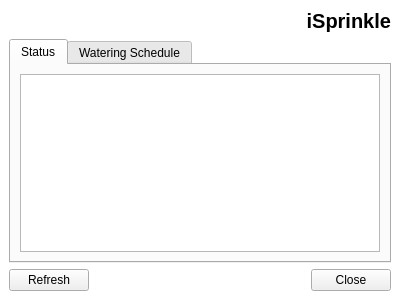
Before: the Qt Designer form isprinkle-pyqt-gui/ui/mainwidget.ui in djsmith42/isprinkle, drawn with Qt 5.
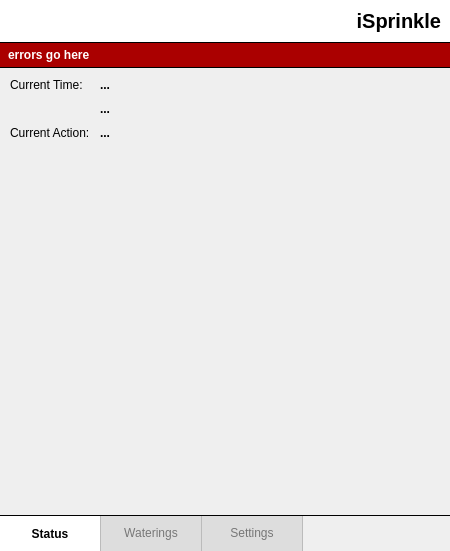
After: the same form once the commit is applied. The open tabs and pages were chosen to show the change. Icons and pictures are not drawn.

```diff
--- a/isprinkle-pyqt-gui/ui/mainwidget.ui
+++ b/isprinkle-pyqt-gui/ui/mainwidget.ui
@@ -6,8 +6,8 @@
    <rect>
     <x>0</x>
     <y>0</y>
-    <width>400</width>
-    <height>300</height>
+    <width>450</width>
+    <height>551</height>
    </rect>
   </property>
   <property name="windowTitle">
@@ -18,20 +18,19 @@
     <normaloff>:/waterdrop.png</normaloff>:/waterdrop.png</iconset>
   </property>
   <property name="styleSheet">
-   <string notr="true">#mainFrame {
-background: url(:/waterdrop.png);
-background-position: top left;
-background-repeat: none;
-margin-top: -180px;
-padding-top: 180px;
-margin-left: -80px;
-padding-left: 80px;
+   <string notr="true">#connectingFrame {
+background: white;
 border: none;
-background-color: white;
 }
 
-#textEdit {
-background: rgba(255,255,255,220);
+#stackedWidget {
+border: none;
+}
+
+#titleFrame {
+background: white;
+border: 0;
+border-bottom: 1px solid black;
 }
 
 #titleLabel {
@@ -39,8 +38,51 @@
 font-weight: bold;
 }
 
-#textEdit {
-border: 1px solid rgba(0,0,0,32);
+#loadingLabel {
+color: #57f;
+font-weight: bold;
+font-size: 20px;
+}
+
+#tabWidget {
+border: none;
+}
+
+#tabWidget::pane {
+border: none;
+border-bottom: 1px solid black;
+}
+
+#tabWidget QTabBar::tab {
+min-width: 100px;
+min-height: 35px;
+}
+
+#tabWidget QTabBar::tab:selected {
+background: white;
+font-weight: bold;
+color: black;
+border: none;
+border-right: 1px solid #bbb;
+}
+
+#tabWidget QTabBar::tab:!selected {
+background: #ddd;
+color: #777;
+border-right: 1px solid #bbb;
+}
+
+#dateLabel, #timeLabel, #actionLabel {
+font-weight: bold;
+}
+
+#errorLabel {
+border: none;
+border-bottom: 1px solid black;
+background: #a00;
+color: white;
+font-weight: bold;
+padding: 5px;
 }</string>
   </property>
   <layout class="QVBoxLayout" name="verticalLayout">
@@ -51,14 +93,14 @@
     <number>0</number>
    </property>
    <item>
-    <widget class="QFrame" name="mainFrame">
+    <widget class="QFrame" name="titleFrame">
      <property name="frameShape">
       <enum>QFrame::StyledPanel</enum>
      </property>
      <property name="frameShadow">
       <enum>QFrame::Raised</enum>
      </property>
-     <layout class="QVBoxLayout" name="verticalLayout_2">
+     <layout class="QHBoxLayout" name="horizontalLayout_2">
       <item>
        <widget class="QLabel" name="titleLabel">
         <property name="text">
@@ -69,72 +111,213 @@
         </property>
        </widget>
       </item>
-      <item>
-       <widget class="QTabWidget" name="tabWidget">
-        <property name="currentIndex">
-         <number>1</number>
-        </property>
-        <widget class="QWidget" name="statusTab">
-         <attribute name="title">
-          <string>Status</string>
-         </attribute>
-         <layout class="QVBoxLayout" name="verticalLayout_3">
-          <item>
-           <widget class="QTextEdit" name="statusTextEdit"/>
-          </item>
-         </layout>
-        </widget>
-        <widget class="QWidget" name="wateringTab">
-         <attribute name="title">
-          <string>Watering Schedule</string>
-         </attribute>
-         <layout class="QVBoxLayout" name="verticalLayout_4">
-          <item>
-           <widget class="QTextEdit" name="wateringTextEdit"/>
-          </item>
-         </layout>
-        </widget>
-       </widget>
-      </item>
-      <item>
-       <widget class="QFrame" name="buttonFrame">
-        <layout class="QHBoxLayout" name="horizontalLayout">
-         <property name="margin">
-          <number>0</number>
-         </property>
-         <item>
-          <widget class="QPushButton" name="refreshButton">
-           <property name="text">
-            <string>Refresh</string>
-           </property>
-          </widget>
-         </item>
-         <item>
-          <spacer name="horizontalSpacer">
-           <property name="orientation">
-            <enum>Qt::Horizontal</enum>
-           </property>
-           <property name="sizeHint" stdset="0">
-            <size>
-             <width>187</width>
-             <height>20</height>
-            </size>
-           </property>
-          </spacer>
-         </item>
-         <item>
-          <widget class="QPushButton" name="closeButton">
-           <property name="text">
-            <string>Close</string>
-           </property>
-          </widget>
-         </item>
-        </layout>
-       </widget>
-      </item>
      </layout>
     </widget>
    </item>
+   <item>
+    <widget class="QLabel" name="errorLabel">
+     <property name="text">
+      <string>errors go here</string>
+     </property>
+    </widget>
+   </item>
+   <item>
+    <widget class="QStackedWidget" name="stackedWidget">
+     <property name="frameShape">
+      <enum>QFrame::StyledPanel</enum>
+     </property>
+     <property name="frameShadow">
+      <enum>QFrame::Raised</enum>
+     </property>
+     <property name="currentIndex">
+      <number>1</number>
+     </property>
+     <widget class="QWidget" name="connectingPage" native="true">
+      <layout class="QVBoxLayout" name="verticalLayout_2">
+       <property name="spacing">
+        <number>0</number>
+       </property>
+       <property name="margin">
+        <number>0</number>
+       </property>
+       <item>
+        <widget class="QFrame" name="connectingFrame">
+         <property name="frameShape">
+          <enum>QFrame::StyledPanel</enum>
+         </property>
+         <property name="frameShadow">
+          <enum>QFrame::Raised</enum>
+         </property>
+         <layout class="QVBoxLayout" name="verticalLayout_4">
+          <property name="spacing">
+           <number>10</number>
+          </property>
+          <property name="margin">
+           <number>0</number>
+          </property>
+          <item>
+           <spacer name="verticalSpacer">
+            <property name="orientation">
+             <enum>Qt::Vertical</enum>
+            </property>
+            <property name="sizeType">
+             <enum>QSizePolicy::Fixed</enum>
+            </property>
+            <property name="sizeHint" stdset="0">
+             <size>
+              <width>20</width>
+              <height>25</height>
+             </size>
+            </property>
+           </spacer>
+          </item>
+          <item>
+           <widget class="QLabel" name="loadingLabel">
+            <property name="sizePolicy">
+             <sizepolicy hsizetype="Preferred" vsizetype="Fixed">
+              <horstretch>0</horstretch>
+              <verstretch>0</verstretch>
+             </sizepolicy>
+            </property>
+            <property name="text">
+             <string>Loading...</string>
+            </property>
+            <property name="alignment">
+             <set>Qt::AlignCenter</set>
+            </property>
+            <property name="wordWrap">
+             <bool>true</bool>
+            </property>
+           </widget>
+          </item>
+          <item>
+           <widget class="QLabel" name="label">
+            <property name="text">
+             <string/>
+            </property>
+            <property name="pixmap">
+             <pixmap resource="../images/images.qrc">:/waterdrop.png</pixmap>
+            </property>
+            <property name="alignment">
+             <set>Qt::AlignHCenter|Qt::AlignTop</set>
+            </property>
+           </widget>
+          </item>
+         </layout>
+        </widget>
+       </item>
+      </layout>
+     </widget>
+     <widget class="QWidget" name="mainPage">
+      <layout class="QVBoxLayout" name="verticalLayout_3">
+       <property name="spacing">
+        <number>0</number>
+       </property>
+       <property name="margin">
+        <number>0</number>
+       </property>
+       <item>
+        <widget class="QFrame" name="mainFrame">
+         <layout class="QVBoxLayout" name="verticalLayout_5">
+          <property name="spacing">
+           <number>0</number>
+          </property>
+          <property name="margin">
+           <number>0</number>
+          </property>
+          <item>
+           <widget class="QTabWidget" name="tabWidget">
+            <property name="tabPosition">
+             <enum>QTabWidget::South</enum>
+            </property>
+            <property name="tabShape">
+             <enum>QTabWidget::Rounded</enum>
+            </property>
+            <property name="currentIndex">
+             <number>0</number>
+            </property>
+            <property name="documentMode">
+             <bool>false</bool>
+            </property>
+            <property name="tabsClosable">
+             <bool>false</bool>
+            </property>
+            <property name="movable">
+             <bool>false</bool>
+            </property>
+            <widget class="QWidget" name="statusTab">
+             <attribute name="title">
+              <string>Status</string>
+             </attribute>
+             <layout class="QFormLayout" name="formLayout">
+              <property name="fieldGrowthPolicy">
+               <enum>QFormLayout::ExpandingFieldsGrow</enum>
+              </property>
+              <property name="horizontalSpacing">
+               <number>10</number>
+              </property>
+              <property name="verticalSpacing">
+               <number>10</number>
+              </property>
+              <property name="margin">
+               <number>10</number>
+              </property>
+              <item row="1" column="0">
+               <widget class="QLabel" name="label_2">
+                <property name="text">
+                 <string>Current Time:</string>
+                </property>
+               </widget>
+              </item>
+              <item row="1" column="1">
+               <widget class="QLabel" name="dateLabel">
+                <property name="text">
+                 <string>...</string>
+                </property>
+               </widget>
+              </item>
+              <item row="3" column="0">
+               <widget class="QLabel" name="label_3">
+                <property name="text">
+                 <string>Current Action:</string>
+                </property>
+               </widget>
+              </item>
+              <item row="3" column="1">
+               <widget class="QLabel" name="actionLabel">
+                <property name="text">
+                 <string>...</string>
+                </property>
+               </widget>
+              </item>
+              <item row="2" column="1">
+               <widget class="QLabel" name="timeLabel">
+                <property name="text">
+                 <string>...</string>
+                </property>
+               </widget>
+              </item>
+             </layout>
+            </widget>
+            <widget class="QWidget" name="setupTab">
+             <attribute name="title">
+              <string>Waterings</string>
+             </attribute>
+            </widget>
+            <widget class="QWidget" name="settingsTab">
+             <attribute name="title">
+              <string>Settings</string>
+             </attribute>
+            </widget>
+           </widget>
+          </item>
+         </layout>
+        </widget>
+       </item>
+      </layout>
+     </widget>
+    </widget>
+   </item>
   </layout>
  </widget>
  <resources>
```
Left out of the diff: 19 changed lines with no effect on the pictures.
